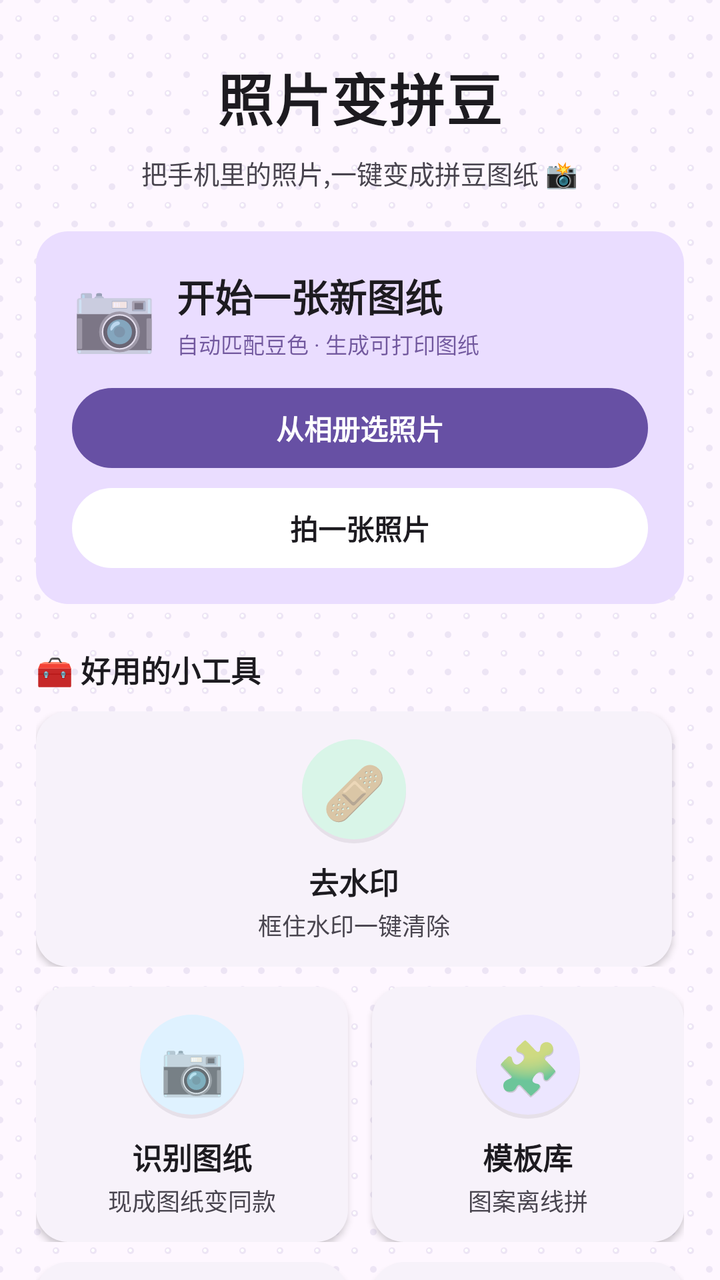
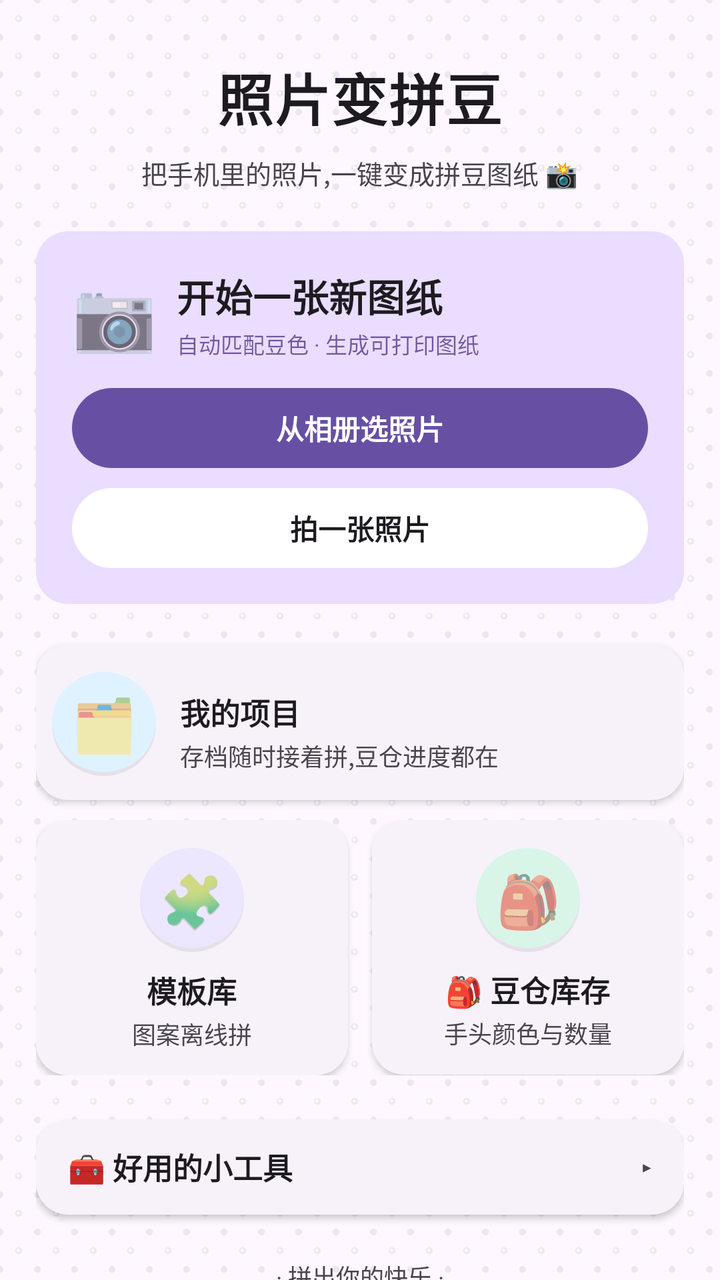

Two renders of the same Android screen: before a commit and after it. Below are the layout's source before the change and the commit's diff.
<!-- AndroidManifest.xml: application theme AppTheme -->
<!-- res/layout/activity_main.xml -->
<?xml version="1.0" encoding="utf-8"?>

<ScrollView xmlns:android="http://schemas.android.com/apk/res/android"
    android:layout_width="match_parent"
    android:layout_height="match_parent"
    android:background="@drawable/bg_pegboard"
    android:fillViewport="true"
    android:scrollbars="none">

    <LinearLayout
        android:layout_width="match_parent"
        android:layout_height="wrap_content"
        android:orientation="vertical"
        android:paddingStart="18dp"
        android:paddingEnd="18dp">

        <Space
            android:layout_width="match_parent"
            android:layout_height="28dp" />

        
        <TextView
            android:layout_width="wrap_content"
            android:layout_height="wrap_content"
            android:layout_gravity="center_horizontal"
            android:letterSpacing="0.02"
            android:text="@string/app_name"
            android:textColor="@color/textMain"
            android:textSize="28sp"
            android:textStyle="bold" />

        <TextView
            android:layout_width="wrap_content"
            android:layout_height="wrap_content"
            android:layout_gravity="center_horizontal"
            android:layout_marginTop="8dp"
            android:text="@string/main_tagline"
            android:textColor="@color/textSub"
            android:textSize="13sp" />

        
        <LinearLayout
            android:layout_width="match_parent"
            android:layout_height="wrap_content"
            android:layout_marginTop="20dp"
            android:background="@drawable/bg_hero"
            android:orientation="vertical"
            android:padding="18dp">

            <LinearLayout
                android:layout_width="match_parent"
                android:layout_height="wrap_content"
                android:gravity="center_vertical"
                android:orientation="horizontal">

                <TextView
                    android:layout_width="wrap_content"
                    android:layout_height="wrap_content"
                    android:text="📷"
                    android:textSize="34sp" />

                <LinearLayout
                    android:layout_width="0dp"
                    android:layout_height="wrap_content"
                    android:layout_marginStart="10dp"
                    android:layout_weight="1"
                    android:orientation="vertical">

                    <TextView
                        android:layout_width="wrap_content"
                        android:layout_height="wrap_content"
                        android:text="@string/main_new_title"
                        android:textColor="@color/textMain"
                        android:textSize="19sp"
                        android:textStyle="bold" />

                    <TextView
                        android:layout_width="wrap_content"
                        android:layout_height="wrap_content"
                        android:layout_marginTop="2dp"
                        android:text="@string/main_new_desc"
                        android:textColor="#9921005D"
                        android:textSize="11sp" />
                </LinearLayout>
            </LinearLayout>

            <TextView
                android:id="@+id/btnGallery"
                style="@style/BigBtn"
                android:layout_width="match_parent"
                android:layout_height="40dp"
                android:layout_marginTop="14dp"
                android:background="@drawable/bg_btn_primary"
                android:elevation="0dp"
                android:text="@string/main_pick_gallery"
                android:textColor="#FFFFFF" />

            <TextView
                android:id="@+id/btnCamera"
                style="@style/BigBtn"
                android:layout_width="match_parent"
                android:layout_height="40dp"
                android:layout_marginTop="10dp"
                android:background="@drawable/bg_btn_white"
                android:elevation="0dp"
                android:text="@string/main_pick_camera"
                android:textColor="@color/textMain" />
        </LinearLayout>

        
        <LinearLayout
            android:layout_width="match_parent"
            android:layout_height="wrap_content"
            android:layout_marginTop="22dp"
            android:layout_marginBottom="10dp"
            android:gravity="center_vertical"
            android:orientation="horizontal">

            <TextView
                android:layout_width="wrap_content"
                android:layout_height="wrap_content"
                android:text="@string/main_tools"
                android:textColor="@color/textMain"
                android:textSize="15sp"
                android:textStyle="bold" />

            <View
                android:layout_width="0dp"
                android:layout_height="1.5dp"
                android:layout_marginStart="10dp"
                android:background="@color/line" />
        </LinearLayout>

        
        <LinearLayout
            android:layout_width="match_parent"
            android:layout_height="wrap_content"
            android:orientation="horizontal">

            <LinearLayout
                android:id="@+id/cardWatermark"
                style="@style/ToolCard"
                android:layout_marginEnd="6dp">

                <TextView style="@style/ToolCardIcon" android:text="🩹" android:background="@drawable/bg_icon_mint" />
                <TextView style="@style/ToolCardTitle" android:text="@string/tool_watermark" />
                <TextView style="@style/ToolCardDesc" android:text="@string/tool_watermark_desc" />
            </LinearLayout>
        </LinearLayout>

        <LinearLayout
            android:layout_width="match_parent"
            android:layout_height="wrap_content"
            android:layout_marginTop="10dp"
            android:orientation="horizontal">

            <LinearLayout
                android:id="@+id/btnScanPattern"
                style="@style/ToolCard"
                android:layout_marginEnd="6dp">

                <TextView style="@style/ToolCardIcon" android:text="📷" android:background="@drawable/bg_icon_sky" />
                <TextView style="@style/ToolCardTitle" android:text="@string/tool_scan" />
                <TextView style="@style/ToolCardDesc" android:text="@string/tool_scan_desc" />
            </LinearLayout>

            <LinearLayout
                android:id="@+id/btnTemplates"
                style="@style/ToolCard"
                android:layout_marginStart="6dp">

                <TextView style="@style/ToolCardIcon" android:text="🧩" android:background="@drawable/bg_icon_lilac" />
                <TextView style="@style/ToolCardTitle" android:text="@string/tool_templates" />
                <TextView
                    android:id="@+id/toolTemplatesDesc"
                    style="@style/ToolCardDesc"
                    android:text="@string/tool_templates_desc" />
            </LinearLayout>
        </LinearLayout>

        <LinearLayout
            android:layout_width="match_parent"
            android:layout_height="wrap_content"
            android:layout_marginTop="10dp"
            android:orientation="horizontal">

            <LinearLayout
                android:id="@+id/btnText"
                style="@style/ToolCard"
                android:layout_marginEnd="6dp">

                <TextView style="@style/ToolCardIcon" android:text="🔤" android:background="@drawable/bg_icon_butter" />
                <TextView style="@style/ToolCardTitle" android:text="@string/tool_text" />
                <TextView style="@style/ToolCardDesc" android:text="@string/tool_text_desc" />
            </LinearLayout>

            <LinearLayout
                android:id="@+id/btnBlank"
                style="@style/ToolCard"
                android:layout_marginStart="6dp">

                <TextView style="@style/ToolCardIcon" android:text="✏️" android:background="@drawable/bg_icon_peach" />
                <TextView style="@style/ToolCardTitle" android:text="@string/tool_blank" />
                <TextView style="@style/ToolCardDesc" android:text="@string/tool_blank_desc" />
            </LinearLayout>
        </LinearLayout>

        <LinearLayout
            android:layout_width="match_parent"
            android:layout_height="wrap_content"
            android:layout_marginTop="10dp"
            android:orientation="horizontal">

            <LinearLayout
                android:id="@+id/btnKnowledge"
                style="@style/ToolCard"
                android:layout_marginEnd="6dp">

                <TextView style="@style/ToolCardIcon" android:text="📖" android:background="@drawable/bg_icon_pink" />
                <TextView style="@style/ToolCardTitle" android:text="@string/tool_knowledge" />
                <TextView style="@style/ToolCardDesc" android:text="@string/tool_knowledge_desc" />
            </LinearLayout>

            <LinearLayout
                android:id="@+id/btnInventoryHome"
                style="@style/ToolCard"
                android:layout_marginStart="6dp">

                <TextView style="@style/ToolCardIcon" android:text="🎒" android:background="@drawable/bg_icon_mint" />
                <TextView style="@style/ToolCardTitle" android:text="@string/tool_inventory" />
                <TextView style="@style/ToolCardDesc" android:text="@string/tool_inventory_desc" />
            </LinearLayout>
        </LinearLayout>

        
        <LinearLayout
            android:layout_width="match_parent"
            android:layout_height="wrap_content"
            android:layout_marginTop="22dp"
            android:layout_marginBottom="10dp"
            android:gravity="center_vertical"
            android:orientation="horizontal">

            <TextView
                android:layout_width="wrap_content"
                android:layout_height="wrap_content"
                android:text="@string/main_continue"
                android:textColor="@color/textMain"
                android:textSize="15sp"
                android:textStyle="bold" />

            <View
                android:layout_width="0dp"
                android:layout_height="1.5dp"
                android:layout_marginStart="10dp"
                android:background="@color/line" />
        </LinearLayout>

        <LinearLayout
            android:id="@+id/btnProjects"
            style="@style/ToolCard"
            android:layout_width="match_parent"
            android:layout_height="wrap_content"
            android:layout_marginTop="10dp"
            android:orientation="horizontal"
            android:gravity="center_vertical">

            <TextView style="@style/ToolCardIcon" android:text="🗂" android:background="@drawable/bg_icon_sky" />

            <LinearLayout
                android:layout_width="0dp"
                android:layout_height="wrap_content"
                android:layout_marginStart="12dp"
                android:layout_weight="1"
                android:orientation="vertical">

                <TextView style="@style/ToolCardTitle" android:text="@string/tool_projects" />
                <TextView style="@style/ToolCardDesc" android:text="@string/tool_projects_desc" />
            </LinearLayout>
        </LinearLayout>

        
        <LinearLayout
            android:id="@+id/btnBackup"
            style="@style/ToolCard"
            android:layout_width="match_parent"
            android:layout_height="wrap_content"
            android:layout_marginTop="10dp"
            android:orientation="horizontal"
            android:gravity="center_vertical">

            <TextView style="@style/ToolCardIcon" android:text="📦" android:background="@drawable/bg_icon_butter" />

            <LinearLayout
                android:layout_width="0dp"
                android:layout_height="wrap_content"
                android:layout_marginStart="12dp"
                android:layout_weight="1"
                android:orientation="vertical">

                <TextView style="@style/ToolCardTitle" android:text="@string/tool_backup" />
                <TextView style="@style/ToolCardDesc" android:text="@string/tool_backup_desc" />
            </LinearLayout>
        </LinearLayout>

        <TextView
            android:layout_width="wrap_content"
            android:layout_height="wrap_content"
            android:layout_gravity="center_horizontal"
            android:layout_marginTop="22dp"
            android:text="@string/main_footer"
            android:textColor="@color/textSub"
            android:textSize="12sp" />

        <Space
            android:layout_width="match_parent"
            android:layout_height="24dp" />
    </LinearLayout>
</ScrollView>
<!-- resources referenced by this layout -->
<resources>
  <color name="line">#CAC4D0</color>
  <color name="textMain">#1D1B20</color>
  <color name="textSub">#49454F</color>
  <!-- drawable bg_btn_primary (drawable) -->
  <?xml version="1.0" encoding="utf-8"?>
  <shape xmlns:android="http://schemas.android.com/apk/res/android"
      android:shape="rectangle">
      <solid android:color="@color/primary" />
      <corners android:radius="20dp" />
  </shape>
  <!-- drawable bg_btn_white (drawable) -->
  <?xml version="1.0" encoding="utf-8"?>
  <shape xmlns:android="http://schemas.android.com/apk/res/android"
      android:shape="rectangle">
      <solid android:color="@color/card" />
      <corners android:radius="20dp" />
  </shape>
  <!-- drawable bg_hero (drawable) -->
  <?xml version="1.0" encoding="utf-8"?>
  <shape xmlns:android="http://schemas.android.com/apk/res/android"
      android:shape="rectangle">
      <solid android:color="@color/primaryContainer" />
      <corners android:radius="16dp" />
  </shape>
  <!-- drawable bg_pegboard (drawable) -->
  <?xml version="1.0" encoding="utf-8"?>
  <bitmap xmlns:android="http://schemas.android.com/apk/res/android"
      android:src="@drawable/tile_pegboard"
      android:tileModeX="repeat"
      android:tileModeY="repeat" />
  <string name="app_name">照片变拼豆</string>
  <string name="main_continue">🧵 继续拼</string>
  <string name="main_footer">· 拼出你的快乐 ·</string>
  <string name="main_new_desc">自动匹配豆色 · 生成可打印图纸</string>
  <string name="main_new_title">开始一张新图纸</string>
  <string name="main_pick_camera">拍一张照片</string>
  <string name="main_pick_gallery">从相册选照片</string>
  <string name="main_tagline">把手机里的照片,一键变成拼豆图纸 📸</string>
  <string name="main_tools">🧰 好用的小工具</string>
  <string name="tool_backup">📦 备份与恢复</string>
  <string name="tool_backup_desc">项目/豆仓/打卡/色板打包导出,换机不丢数据</string>
  <string name="tool_blank">空白画布</string>
  <string name="tool_blank_desc">从零手绘图纸</string>
  <string name="tool_inventory">🎒 豆仓库存</string>
  <string name="tool_inventory_desc">手头颜色与数量</string>
  <string name="tool_knowledge">拼豆知识</string>
  <string name="tool_knowledge_desc">新手入门不迷路</string>
  <string name="tool_projects">我的项目</string>
  <string name="tool_projects_desc">存档随时接着拼,豆仓进度都在</string>
  <string name="tool_scan">识别图纸</string>
  <string name="tool_scan_desc">现成图纸变同款</string>
  <string name="tool_templates">模板库</string>
  <string name="tool_templates_desc">图案离线拼</string>
  <string name="tool_text">文字生成</string>
  <string name="tool_text_desc">名字变挂件图纸</string>
  <string name="tool_watermark">去水印</string>
  <string name="tool_watermark_desc">框住水印一键清除</string>
  <style name="ToolCardIcon">
          <item name="android:layout_width">52dp</item>
          <item name="android:layout_height">52dp</item>
          <item name="android:gravity">center</item>
          <item name="android:textSize">26sp</item>
          <item name="android:background">@drawable/bg_icon_pastel</item>
      </style>
  <color name="primary">#6750A4</color>
  <color name="card">#FFFFFF</color>
  <color name="primaryContainer">#EADDFF</color>
  <color name="stickerShadow">#E6E0E9</color>
  <color name="butterSoft">#FFF3D2</color>
  <color name="lilacSoft">#ECE6FF</color>
  <color name="mintSoft">#D9F5E8</color>
  <color name="peachSoft">#FFE8DB</color>
  <color name="primaryLight">#EADDFF</color>
  <color name="skySoft">#DFF2FF</color>
  <!-- drawable bg_card_sketch (drawable) -->
  <?xml version="1.0" encoding="utf-8"?>
  <shape xmlns:android="http://schemas.android.com/apk/res/android"
      android:shape="rectangle">
      <solid android:color="@color/surfaceContainerLow" />
      <corners android:radius="16dp" />
  </shape>
  <color name="bg">#FEF7FF</color>
  <color name="surfaceContainerLow">#F7F2FA</color>
  <!-- drawable bg_dialog (drawable) -->
  <?xml version="1.0" encoding="utf-8"?>
  <shape xmlns:android="http://schemas.android.com/apk/res/android"
      android:shape="rectangle">
      <solid android:color="@color/card" />
      <corners android:radius="28dp" />
  </shape>
  <!-- unchanged entries left out for length: 14 -->
</resources>

<!-- the commit's change to res/layout/activity_main.xml (unified diff, before → after) -->
@@ -109,65 +109,39 @@
 
         
         <LinearLayout
-            android:layout_width="match_parent"
-            android:layout_height="wrap_content"
-            android:layout_marginTop="22dp"
-            android:layout_marginBottom="10dp"
-            android:gravity="center_vertical"
+            android:id="@+id/btnProjects"
+            style="@style/ToolCard"
+            android:layout_width="match_parent"
+            android:layout_height="wrap_content"
+            android:layout_marginTop="20dp"
+            android:orientation="horizontal"
+            android:gravity="center_vertical">
+
+            <TextView style="@style/ToolCardIcon" android:text="🗂" android:background="@drawable/bg_icon_sky" />
+
+            <LinearLayout
+                android:layout_width="0dp"
+                android:layout_height="wrap_content"
+                android:layout_marginStart="12dp"
+                android:layout_weight="1"
+                android:orientation="vertical">
+
+                <TextView style="@style/ToolCardTitle" android:text="@string/tool_projects" />
+                <TextView style="@style/ToolCardDesc" android:text="@string/tool_projects_desc" />
+            </LinearLayout>
+        </LinearLayout>
+
+        
+        <LinearLayout
+            android:layout_width="match_parent"
+            android:layout_height="wrap_content"
+            android:layout_marginTop="10dp"
             android:orientation="horizontal">
 
-            <TextView
-                android:layout_width="wrap_content"
-                android:layout_height="wrap_content"
-                android:text="@string/main_tools"
-                android:textColor="@color/textMain"
-                android:textSize="15sp"
-                android:textStyle="bold" />
-
-            <View
-                android:layout_width="0dp"
-                android:layout_height="1.5dp"
-                android:layout_marginStart="10dp"
-                android:background="@color/line" />
-        </LinearLayout>
-
-        
-        <LinearLayout
-            android:layout_width="match_parent"
-            android:layout_height="wrap_content"
-            android:orientation="horizontal">
-
-            <LinearLayout
-                android:id="@+id/cardWatermark"
+            <LinearLayout
+                android:id="@+id/btnTemplates"
                 style="@style/ToolCard"
                 android:layout_marginEnd="6dp">
-
-                <TextView style="@style/ToolCardIcon" android:text="🩹" android:background="@drawable/bg_icon_mint" />
-                <TextView style="@style/ToolCardTitle" android:text="@string/tool_watermark" />
-                <TextView style="@style/ToolCardDesc" android:text="@string/tool_watermark_desc" />
-            </LinearLayout>
-        </LinearLayout>
-
-        <LinearLayout
-            android:layout_width="match_parent"
-            android:layout_height="wrap_content"
-            android:layout_marginTop="10dp"
-            android:orientation="horizontal">
-
-            <LinearLayout
-                android:id="@+id/btnScanPattern"
-                style="@style/ToolCard"
-                android:layout_marginEnd="6dp">
-
-                <TextView style="@style/ToolCardIcon" android:text="📷" android:background="@drawable/bg_icon_sky" />
-                <TextView style="@style/ToolCardTitle" android:text="@string/tool_scan" />
-                <TextView style="@style/ToolCardDesc" android:text="@string/tool_scan_desc" />
-            </LinearLayout>
-
-            <LinearLayout
-                android:id="@+id/btnTemplates"
-                style="@style/ToolCard"
-                android:layout_marginStart="6dp">
 
                 <TextView style="@style/ToolCardIcon" android:text="🧩" android:background="@drawable/bg_icon_lilac" />
                 <TextView style="@style/ToolCardTitle" android:text="@string/tool_templates" />
@@ -176,50 +150,6 @@
                     style="@style/ToolCardDesc"
                     android:text="@string/tool_templates_desc" />
             </LinearLayout>
-        </LinearLayout>
-
-        <LinearLayout
-            android:layout_width="match_parent"
-            android:layout_height="wrap_content"
-            android:layout_marginTop="10dp"
-            android:orientation="horizontal">
-
-            <LinearLayout
-                android:id="@+id/btnText"
-                style="@style/ToolCard"
-                android:layout_marginEnd="6dp">
-
-                <TextView style="@style/ToolCardIcon" android:text="🔤" android:background="@drawable/bg_icon_butter" />
-                <TextView style="@style/ToolCardTitle" android:text="@string/tool_text" />
-                <TextView style="@style/ToolCardDesc" android:text="@string/tool_text_desc" />
-            </LinearLayout>
-
-            <LinearLayout
-                android:id="@+id/btnBlank"
-                style="@style/ToolCard"
-                android:layout_marginStart="6dp">
-
-                <TextView style="@style/ToolCardIcon" android:text="✏️" android:background="@drawable/bg_icon_peach" />
-                <TextView style="@style/ToolCardTitle" android:text="@string/tool_blank" />
-                <TextView style="@style/ToolCardDesc" android:text="@string/tool_blank_desc" />
-            </LinearLayout>
-        </LinearLayout>
-
-        <LinearLayout
-            android:layout_width="match_parent"
-            android:layout_height="wrap_content"
-            android:layout_marginTop="10dp"
-            android:orientation="horizontal">
-
-            <LinearLayout
-                android:id="@+id/btnKnowledge"
-                style="@style/ToolCard"
-                android:layout_marginEnd="6dp">
-
-                <TextView style="@style/ToolCardIcon" android:text="📖" android:background="@drawable/bg_icon_pink" />
-                <TextView style="@style/ToolCardTitle" android:text="@string/tool_knowledge" />
-                <TextView style="@style/ToolCardDesc" android:text="@string/tool_knowledge_desc" />
-            </LinearLayout>
 
             <LinearLayout
                 android:id="@+id/btnInventoryHome"
@@ -234,72 +164,145 @@
 
         
         <LinearLayout
+            android:id="@+id/moreToolsHeader"
             android:layout_width="match_parent"
             android:layout_height="wrap_content"
             android:layout_marginTop="22dp"
-            android:layout_marginBottom="10dp"
+            android:background="@drawable/bg_card_sketch"
+            android:clickable="true"
+            android:elevation="2dp"
+            android:focusable="true"
             android:gravity="center_vertical"
-            android:orientation="horizontal">
+            android:orientation="horizontal"
+            android:paddingStart="16dp"
+            android:paddingTop="13dp"
+            android:paddingEnd="16dp"
+            android:paddingBottom="13dp">
 
             <TextView
-                android:layout_width="wrap_content"
-                android:layout_height="wrap_content"
-                android:text="@string/main_continue"
+                android:layout_width="0dp"
+                android:layout_height="wrap_content"
+                android:layout_weight="1"
+                android:text="@string/main_tools"
                 android:textColor="@color/textMain"
                 android:textSize="15sp"
                 android:textStyle="bold" />
 
-            <View
-                android:layout_width="0dp"
-                android:layout_height="1.5dp"
-                android:layout_marginStart="10dp"
-                android:background="@color/line" />
-        </LinearLayout>
-
-        <LinearLayout
-            android:id="@+id/btnProjects"
-            style="@style/ToolCard"
+            <TextView
+                android:id="@+id/tvMoreToolsArrow"
+                android:layout_width="wrap_content"
+                android:layout_height="wrap_content"
+                android:text="▸"
+                android:textColor="@color/textSub"
+                android:textSize="14sp" />
+        </LinearLayout>
+
+        <LinearLayout
+            android:id="@+id/moreToolsBody"
             android:layout_width="match_parent"
             android:layout_height="wrap_content"
             android:layout_marginTop="10dp"
-            android:orientation="horizontal"
-            android:gravity="center_vertical">
-
-            <TextView style="@style/ToolCardIcon" android:text="🗂" android:background="@drawable/bg_icon_sky" />
-
-            <LinearLayout
-                android:layout_width="0dp"
-                android:layout_height="wrap_content"
-                android:layout_marginStart="12dp"
-                android:layout_weight="1"
-                android:orientation="vertical">
-
-                <TextView style="@style/ToolCardTitle" android:text="@string/tool_projects" />
-                <TextView style="@style/ToolCardDesc" android:text="@string/tool_projects_desc" />
-            </LinearLayout>
-        </LinearLayout>
-
-        
-        <LinearLayout
-            android:id="@+id/btnBackup"
-            style="@style/ToolCard"
-            android:layout_width="match_parent"
-            android:layout_height="wrap_content"
-            android:layout_marginTop="10dp"
-            android:orientation="horizontal"
-            android:gravity="center_vertical">
-
-            <TextView style="@style/ToolCardIcon" android:text="📦" android:background="@drawable/bg_icon_butter" />
-
-            <LinearLayout
-                android:layout_width="0dp"
-                android:layout_height="wrap_content"
-                android:layout_marginStart="12dp"
-                android:layout_weight="1"
-                android:orientation="vertical">
-
-                <TextView style="@style/ToolCardTitle" android:text="@string/tool_backup" />
-                <TextView style="@style/ToolCardDesc" android:text="@string/tool_backup_desc" />
+            android:orientation="vertical"
+            android:visibility="gone">
+
+            <LinearLayout
+                android:id="@+id/cardWatermark"
+                style="@style/ToolCard"
+                android:layout_width="match_parent"
+                android:layout_height="wrap_content"
+                android:orientation="horizontal"
+                android:gravity="center_vertical">
+
+                <TextView style="@style/ToolCardIcon" android:text="🩹" android:background="@drawable/bg_icon_mint" />
+
+                <LinearLayout
+                    android:layout_width="0dp"
+                    android:layout_height="wrap_content"
+                    android:layout_marginStart="12dp"
+                    android:layout_weight="1"
+                    android:orientation="vertical">
+
+                    <TextView style="@style/ToolCardTitle" android:text="@string/tool_watermark" />
+                    <TextView style="@style/ToolCardDesc" android:text="@string/tool_watermark_desc" />
+                </LinearLayout>
+            </LinearLayout>
+
+            <LinearLayout
+                android:layout_width="match_parent"
+                android:layout_height="wrap_content"
+                android:layout_marginTop="10dp"
+                android:orientation="horizontal">
+
+                <LinearLayout
+                    android:id="@+id/btnScanPattern"
+                    style="@style/ToolCard"
+                    android:layout_marginEnd="6dp">
+
+                    <TextView style="@style/ToolCardIcon" android:text="📷" android:background="@drawable/bg_icon_sky" />
+                    <TextView style="@style/ToolCardTitle" android:text="@string/tool_scan" />
+                    <TextView style="@style/ToolCardDesc" android:text="@string/tool_scan_desc" />
+                </LinearLayout>
+
+                <LinearLayout
+                    android:id="@+id/btnText"
+                    style="@style/ToolCard"
+                    android:layout_marginStart="6dp">
+
+                    <TextView style="@style/ToolCardIcon" android:text="🔤" android:background="@drawable/bg_icon_butter" />
+                    <TextView style="@style/ToolCardTitle" android:text="@string/tool_text" />
+                    <TextView style="@style/ToolCardDesc" android:text="@string/tool_text_desc" />
+                </LinearLayout>
+            </LinearLayout>
+
+            <LinearLayout
+                android:layout_width="match_parent"
+                android:layout_height="wrap_content"
+                android:layout_marginTop="10dp"
+                android:orientation="horizontal">
+
+                <LinearLayout
+                    android:id="@+id/btnBlank"
+                    style="@style/ToolCard"
+                    android:layout_marginEnd="6dp">
+
+                    <TextView style="@style/ToolCardIcon" android:text="✏️" android:background="@drawable/bg_icon_peach" />
+                    <TextView style="@style/ToolCardTitle" android:text="@string/tool_blank" />
+                    <TextView style="@style/ToolCardDesc" android:text="@string/tool_blank_desc" />
+                </LinearLayout>
+
+                <LinearLayout
+                    android:id="@+id/btnKnowledge"
+                    style="@style/ToolCard"
+                    android:layout_marginStart="6dp">
+
+                    <TextView style="@style/ToolCardIcon" android:text="📖" android:background="@drawable/bg_icon_pink" />
+                    <TextView style="@style/ToolCardTitle" android:text="@string/tool_knowledge" />
+                    <TextView style="@style/ToolCardDesc" android:text="@string/tool_knowledge_desc" />
+                </LinearLayout>
+            </LinearLayout>
+
+            
+            <LinearLayout
+                android:id="@+id/btnBackup"
+                style="@style/ToolCard"
+                android:layout_width="match_parent"
+                android:layout_height="wrap_content"
+                android:layout_marginTop="10dp"
+                android:orientation="horizontal"
+                android:gravity="center_vertical">
+
+                <TextView style="@style/ToolCardIcon" android:text="📦" android:background="@drawable/bg_icon_butter" />
+
+                <LinearLayout
+                    android:layout_width="0dp"
+                    android:layout_height="wrap_content"
+                    android:layout_marginStart="12dp"
+                    android:layout_weight="1"
+                    android:orientation="vertical">
+
+                    <TextView style="@style/ToolCardTitle" android:text="@string/tool_backup" />
+                    <TextView style="@style/ToolCardDesc" android:text="@string/tool_backup_desc" />
+                </LinearLayout>
             </LinearLayout>
         </LinearLayout>
 
<!-- resource entries referenced after the edit -->
@@ -1,6 +1,5 @@
 <!-- resources referenced by this layout -->
 <resources>
-  <color name="line">#CAC4D0</color>
   <color name="textMain">#1D1B20</color>
   <color name="textSub">#49454F</color>
   <!-- drawable bg_btn_primary (drawable) -->
@@ -31,7 +30,6 @@
       android:tileModeX="repeat"
       android:tileModeY="repeat" />
   <string name="app_name">照片变拼豆</string>
-  <string name="main_continue">🧵 继续拼</string>
   <string name="main_footer">· 拼出你的快乐 ·</string>
   <string name="main_new_desc">自动匹配豆色 · 生成可打印图纸</string>
   <string name="main_new_title">开始一张新图纸</string>
